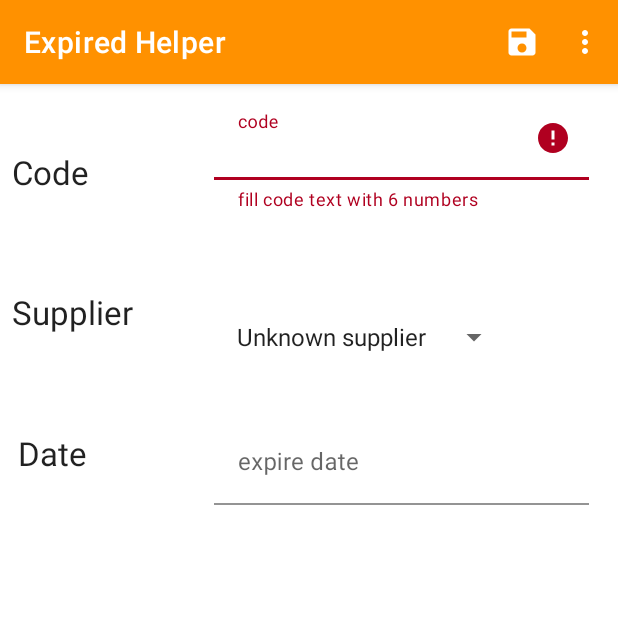
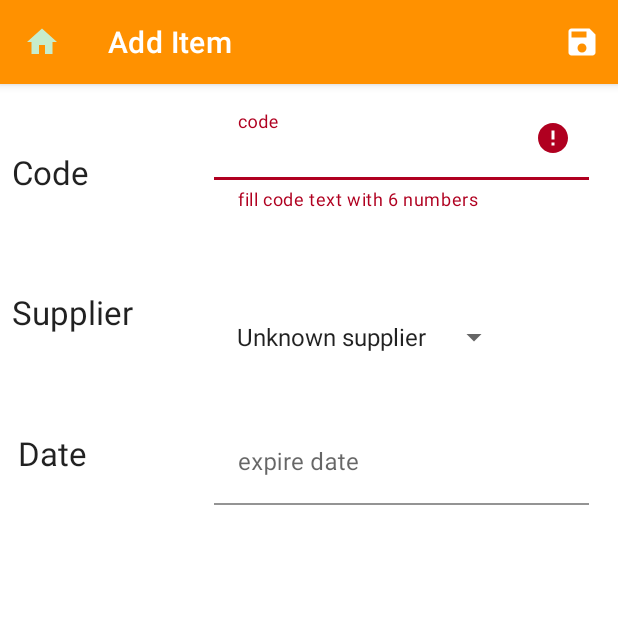
Before and after one commit to samsofa/ExpiredHelper, an Android app: the AddEditItemActivity screen opened directly, with no data from a screen before it, after a tap on "save", on a phone screen of 412 x 824 dp, the top half of it. Run offline under Robolectric (Android 15) with nearby library versions, the phone set to English and light mode, and no system bars; our stand-ins replace Room's generated code; 1 statement that could not run was skipped.

Commit message:
robust code

```diff
--- a/app/src/main/AndroidManifest.xml
+++ b/app/src/main/AndroidManifest.xml
@@ -11,6 +11,7 @@
     android:theme="@style/Theme.ExpiredHelper">
     <activity
       android:name=".ui.AddEditItemActivity"
+      android:parentActivityName=".ui.MainActivity"
       android:theme="@style/Theme.Edit" />
     <activity android:name=".ui.MainActivity">
       <intent-filter>
--- a/app/src/main/java/com/samsofa/expiredhelper/models/Item.java
+++ b/app/src/main/java/com/samsofa/expiredhelper/models/Item.java
@@ -12,10 +12,9 @@ public class Item {
   private int id;
 
 
-  private final String code;
+  private String code;
 
-
-  private final String supplier;
+  private String supplier;
 
   @ColumnInfo(name = "expire_date")
   private final long expireDate;
--- a/app/src/main/java/com/samsofa/expiredhelper/room/ItemDao.java
+++ b/app/src/main/java/com/samsofa/expiredhelper/room/ItemDao.java
@@ -4,6 +4,7 @@ import androidx.lifecycle.LiveData;
 import androidx.room.Dao;
 import androidx.room.Delete;
 import androidx.room.Insert;
+import androidx.room.OnConflictStrategy;
 import androidx.room.Query;
 import androidx.room.Update;
 import com.samsofa.expiredhelper.models.Item;
@@ -27,6 +28,7 @@ public interface ItemDao {
   @Query("SELECT * FROM item_table ORDER BY expire_date")
   LiveData<List<Item>> getAllItems();
 
+
   @Query("SELECT * FROM item_table where supplier = :supplier ORDER BY expire_date")
   LiveData<List<Item>> queryBySupplier(String supplier);
 
--- a/app/src/main/java/com/samsofa/expiredhelper/ui/AddEditItemActivity.java
+++ b/app/src/main/java/com/samsofa/expiredhelper/ui/AddEditItemActivity.java
@@ -30,12 +30,16 @@ public class AddEditItemActivity extends AppCompatActivity {
   TextInputLayout codeTextInputLayout, supplierTextInputLayout, expireTextInputLayout;
   EditText codeEditText, expireDateEditText;
 
-  String codeString, stringExpire;
+  String codeString, expireCode;
 
   ItemViewModel itemViewModel;
 
   private Spinner mSupplierSpinner;
   private String mSupplier = "unknown supplier";
+
+  private int itemId = -1;
+
+  // private Intent intent;
 
   @Override
   protected void onCreate(Bundle savedInstanceState) {
@@ -44,8 +48,26 @@ public class AddEditItemActivity extends AppCompatActivity {
 
     viewInit();
     setupSpinner();
+
+    getSupportActionBar().setHomeAsUpIndicator(R.drawable.ic_home);
+
     Intent intent = getIntent();
 
+    if (intent.hasExtra(Constants.EXTRA_ITEM_ID)) {
+      setTitle("Edit Item");
+      codeEditText.setText(intent.getStringExtra(Constants.EXTRA_ITEM_CODE));
+      expireDateEditText.setText(intent.getStringExtra(Constants.EXTRA_CODE_EXPIRE));
+      mSupplier = intent.getStringExtra(Constants.EXTRA_CODE_SUPPLIER);
+      itemId = intent.getIntExtra(Constants.EXTRA_ITEM_ID, -1);
+      addValueToSpinner();
+
+    } else {
+      setTitle("Add Item");
+      // Invalidate the options menu, so the "Delete" menu option can be hidden.
+      // (It doesn't make sense to delete an item that hasn't been created yet.)
+
+      invalidateOptionsMenu();
+    }
 
     itemViewModel = new ViewModelProvider(this,
         AndroidViewModelFactory.getInstance(this.getApplication()))
@@ -56,6 +78,16 @@ public class AddEditItemActivity extends AppCompatActivity {
   @Override
   public boolean onCreateOptionsMenu(Menu menu) {
     getMenuInflater().inflate(R.menu.save_menu, menu);
+    return true;
+  }
+
+  @Override
+  public boolean onPrepareOptionsMenu(Menu menu) {
+//    super.onPrepareOptionsMenu(menu);
+    if (itemId == -1) {
+      MenuItem menuItem = menu.findItem(R.id.action_delete);
+      menuItem.setVisible(false);
+    }
     return true;
   }
 
@@ -79,32 +111,36 @@ public class AddEditItemActivity extends AppCompatActivity {
 
   private void saveItem() {
 
-    getTextFromEditText();
+    extractValueFromEditText();
+
+    Item newEditItem = new Item(codeString, mSupplier, Long.parseLong(expireCode));
 
     if (validation(codeTextInputLayout, codeString)) {
-      Item newItem = new Item(codeString, mSupplier, Long.parseLong(stringExpire));
-      itemViewModel.insert(newItem);
+      if (itemId != -1) {
+        newEditItem.setId(itemId);
+        itemViewModel.update(newEditItem);
+        Toast.makeText(this, "Item updated", Toast.LENGTH_SHORT).show();
+      } else {
+        itemViewModel.insert(newEditItem);
+        Toast.makeText(this, "Item inserted", Toast.LENGTH_SHORT).show();
+      }
       finish();
-      //todo  AlertDialog to ask would you finish layout or contonui adding more items
     }
+
+    //todo  AlertDialog to ask would you finish layout or contonui adding more items
   }
+
 
   private void delete() {
     Log.i(TAG, "delete: delete");
 
-    getTextFromEditText();
-    if (validation(codeTextInputLayout, codeString)) {
-      Item selectedItem = new Item(codeString, mSupplier, Long.parseLong(stringExpire));
-      itemViewModel.delete(selectedItem);
-      finish();
-    }
 
   }
 
 
-  private void getTextFromEditText() {
+  private void extractValueFromEditText() {
     codeString = codeEditText.getText().toString();
-    stringExpire = expireDateEditText.getText().toString();
+    expireCode = expireDateEditText.getText().toString();
 
   }
 
--- /dev/null
+++ b/app/src/main/res/drawable/ic_home.xml
@@ -0,0 +1,10 @@
+<vector xmlns:android="http://schemas.android.com/apk/res/android"
+  android:width="24dp"
+  android:height="24dp"
+  android:tint="#C7EDCC"
+  android:viewportWidth="24"
+  android:viewportHeight="24">
+  <path
+    android:fillColor="@android:color/white"
+    android:pathData="M10,20v-6h4v6h5v-8h3L12,3 2,12h3v8z" />
+</vector>
```
Also changed, not shown: app/src/main/java/com/samsofa/expiredhelper/adapters/ItemAdapter.java (+7 -5 lines), app/src/main/java/com/samsofa/expiredhelper/ui/Constants.java (+7 -0 lines), app/src/main/java/com/samsofa/expiredhelper/ui/MainActivity.java (+4 -6 lines).
